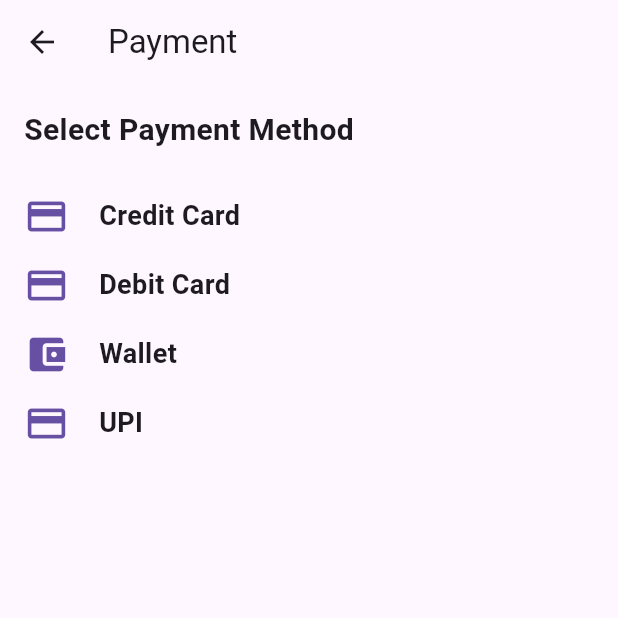
After one commit to barbell-dev/IHP_flutter_app, a Flutter app: the PaymentPage screen opened directly, on a phone screen of 412 x 824 dp, the top half of it. The commit adds this screen. Run offline on Flutter 3.47's test engine with Material 3 defaults, Android fonts, the phone set to English and light mode, and no system bars; our stand-ins replace pdf.

Commit message:
checkout.dart_totalPrice

```diff
--- a/lib/checkout.dart
+++ b/lib/checkout.dart
@@ -6,6 +6,7 @@ import 'package:url_launcher/url_launcher.dart';
 import 'order.dart'; // Import the Order class
 import 'order_page.dart';
 import 'dart:io';
+import 'payment_page.dart';
 
 class CheckoutPage extends StatelessWidget {
   final List<Order> orders;
@@ -82,6 +83,7 @@ class CheckoutPage extends StatelessWidget {
         child: Column(
           crossAxisAlignment: CrossAxisAlignment.start,
           children: [
+            Text("Your Cart"),
             Expanded(
               child: ListView.builder(
                 itemCount: orders.length,
@@ -110,7 +112,16 @@ class CheckoutPage extends StatelessWidget {
             SizedBox(height: 16.0),
             ElevatedButton(
               onPressed: _generateAndOpenPDF,
-              child: Text('Download PDF'),
+              child: Text('Download PDF of your orders'),
+            ),
+            ElevatedButton(
+              onPressed: () {
+                Navigator.push(
+                  context,
+                  MaterialPageRoute(builder: (context) => PaymentPage()),
+                );
+              },
+              child: Text("Proceed to payment"),
             ),
           ],
         ),
--- a/lib/order_page.dart
+++ b/lib/order_page.dart
@@ -233,9 +233,9 @@ class _OrderPageState extends State<OrderPage> {
     });
   }
 
-  void checkout() {
-    // Add functionality for checkout button
-  }
+  // void checkout() {
+  //   // Add functionality for checkout button
+  // }
 
   void _showOrdersDialog() {
     showDialog(
--- /dev/null
+++ b/lib/payment_page.dart
@@ -0,0 +1,103 @@
+import 'checkout.dart';
+import 'package:flutter/material.dart';
+
+class PaymentPage extends StatelessWidget {
+  @override
+  Widget build(BuildContext context) {
+    return Scaffold(
+      appBar: AppBar(
+        title: Text('Payment'),
+      ),
+      body: Padding(
+        padding: EdgeInsets.all(16.0),
+        child: Column(
+          crossAxisAlignment: CrossAxisAlignment.start,
+          children: [
+            Text(
+              'Select Payment Method',
+              style: TextStyle(
+                fontSize: 20.0,
+                fontWeight: FontWeight.bold,
+              ),
+            ),
+            SizedBox(height: 20.0),
+            PaymentMethodTile(
+              icon: Icons.credit_card,
+              title: 'Credit Card',
+              onTap: () {
+                // Add functionality for credit card payment
+              },
+            ),
+            PaymentMethodTile(
+              icon: Icons.payment,
+              title: 'Debit Card',
+              onTap: () {
+                // Add functionality for debit card payment
+              },
+            ),
+            PaymentMethodTile(
+              icon: Icons.account_balance_wallet,
+              title: 'Wallet',
+              onTap: () {
+                // Add functionality for wallet payment
+              },
+            ),
+            PaymentMethodTile(
+              icon: Icons.payment_outlined,
+              title: 'UPI',
+              onTap: () {
+                // Add functionality for UPI payment
+              },
+            ),
+          ],
+        ),
+      ),
+    );
+  }
+}
+
+class PaymentMethodTile extends StatelessWidget {
+  final IconData icon;
+  final String title;
+  final VoidCallback onTap;
+
+  const PaymentMethodTile({
+    required this.icon,
+    required this.title,
+    required this.onTap,
+  });
+
+  @override
+  Widget build(BuildContext context) {
+    return InkWell(
+      onTap: onTap,
+      child: Padding(
+        padding: EdgeInsets.symmetric(vertical: 8.0),
+        child: Row(
+          children: [
+            Icon(
+              icon,
+              size: 30.0,
+              color: Theme.of(context).primaryColor,
+            ),
+            SizedBox(width: 20.0),
+            Text(
+              title,
+              style: TextStyle(
+                fontSize: 18.0,
+                fontWeight: FontWeight.bold,
+              ),
+            ),
+          ],
+        ),
+      ),
+    );
+  }
+}
+
+void main() {
+  runApp(MaterialApp(
+    debugShowCheckedModeBanner: false,
+    home: PaymentPage(),
+  ));
+}
```
